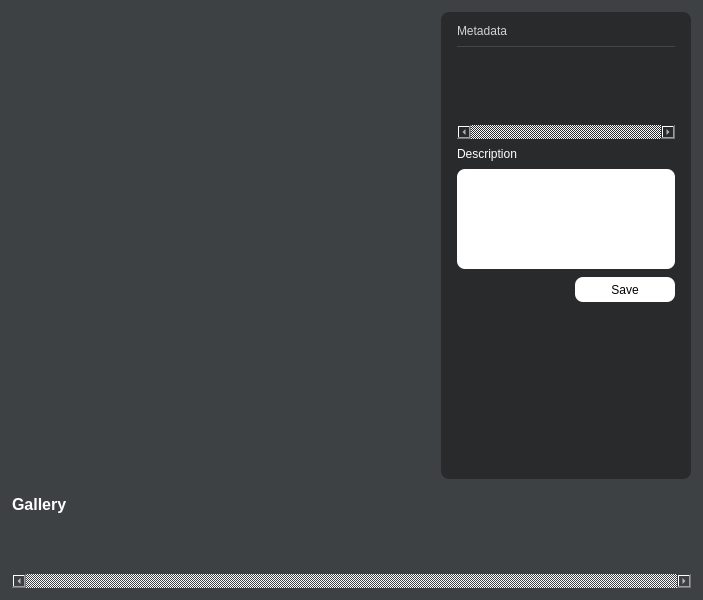
Old version of the form mainwindow.ui in the repository EidosX/Photon.
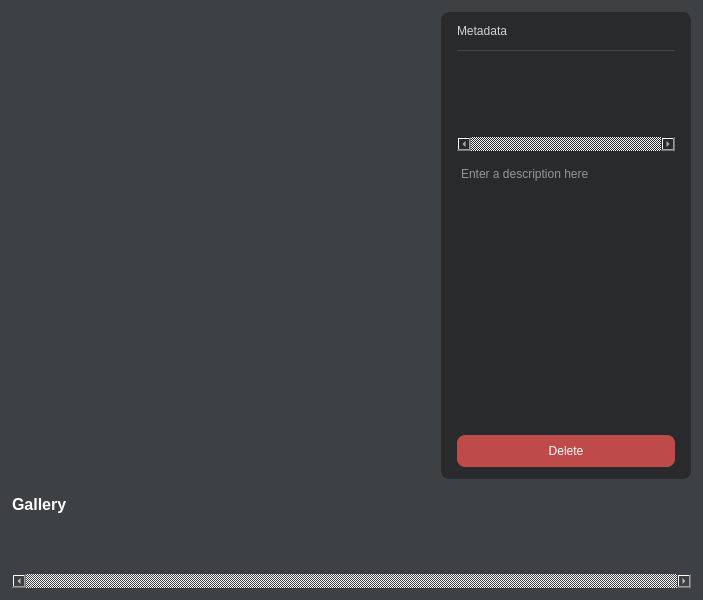
New version of the form. Icons and pictures are not drawn. Custom widgets are drawn as their Qt base class.

Commit message: delete button + other stuff idk

```diff
--- a/mainwindow.ui
+++ b/mainwindow.ui
@@ -507,7 +507,7 @@
         </property>
         <layout class="QVBoxLayout" name="verticalLayout_3">
          <property name="spacing">
-          <number>8</number>
+          <number>12</number>
          </property>
          <property name="leftMargin">
           <number>16</number>
@@ -789,17 +789,6 @@
            </widget>
           </widget>
          </item>
-         <item>
-          <widget class="QLabel" name="label">
-           <property name="styleSheet">
-            <string notr="true">color: white;
-</string>
-           </property>
-           <property name="text">
-            <string>Description</string>
-           </property>
-          </widget>
-         </item>
          <item>
           <widget class="QPlainTextEdit" name="descField">
            <property name="maximumSize">
@@ -809,33 +798,10 @@
             </size>
            </property>
            <property name="styleSheet">
-            <string notr="true">background-color:white;</string>
+            <string notr="true"/>
            </property>
-          </widget>
-         </item>
-         <item>
-          <widget class="QPushButton" name="descBtn">
-           <property name="minimumSize">
-            <size>
-             <width>100</width>
-             <height>25</height>
-            </size>
-           </property>
-           <property name="maximumSize">
-            <size>
-             <width>100</width>
-             <height>25</height>
-            </size>
-           </property>
-           <property name="layoutDirection">
-            <enum>Qt::RightToLeft</enum>
-           </property>
-           <property name="styleSheet">
-            <string notr="true">background-color : white;
-color: black;</string>
-           </property>
-           <property name="text">
-            <string>Save</string>
+           <property name="placeholderText">
+            <string>Enter a description here</string>
            </property>
           </widget>
          </item>
@@ -852,6 +818,29 @@
            </property>
           </spacer>
          </item>
+         <item>
+          <layout class="QHBoxLayout" name="horizontalLayout_2">
+           <item>
+            <widget class="QPushButton" name="deleteBtn">
+             <property name="minimumSize">
+              <size>
+               <width>0</width>
+               <height>32</height>
+              </size>
+             </property>
+             <property name="cursor">
+              <cursorShape>PointingHandCursor</cursorShape>
+             </property>
+             <property name="styleSheet">
+              <string notr="true">background-color: #BE4A4A;</string>
+             </property>
+             <property name="text">
+              <string>Delete</string>
+             </property>
+            </widget>
+           </item>
+          </layout>
+         </item>
         </layout>
        </widget>
       </item>
```
Left out of the diff: 2 changed lines with no effect on the pictures. The commit also changes 5 other files.
